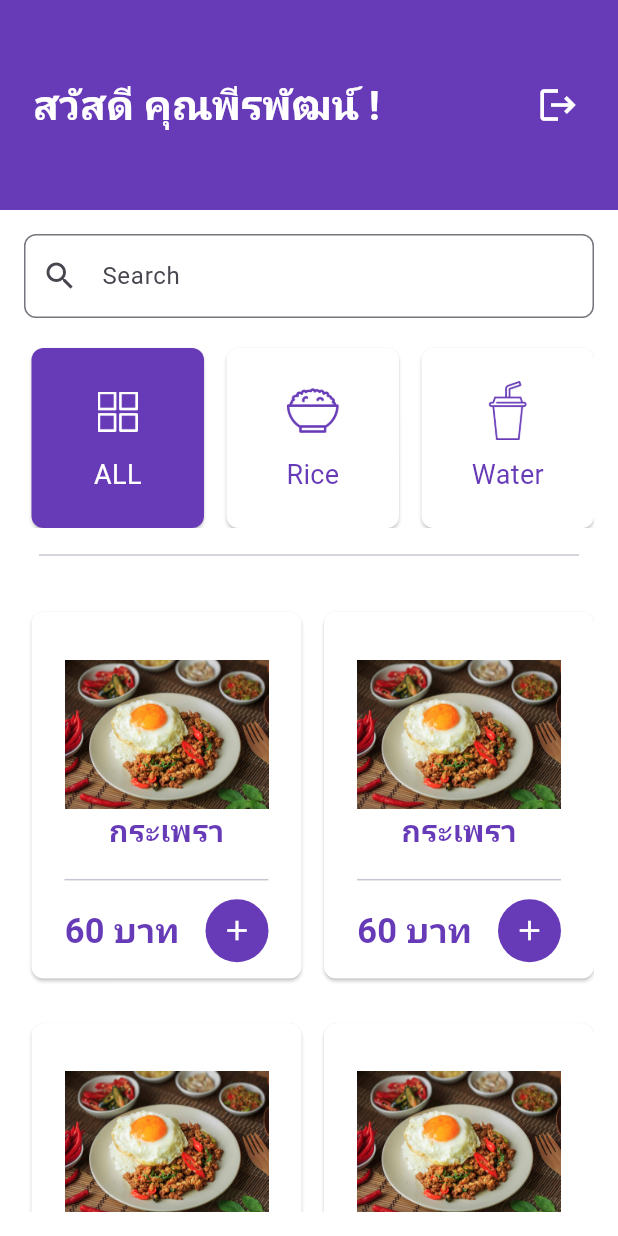
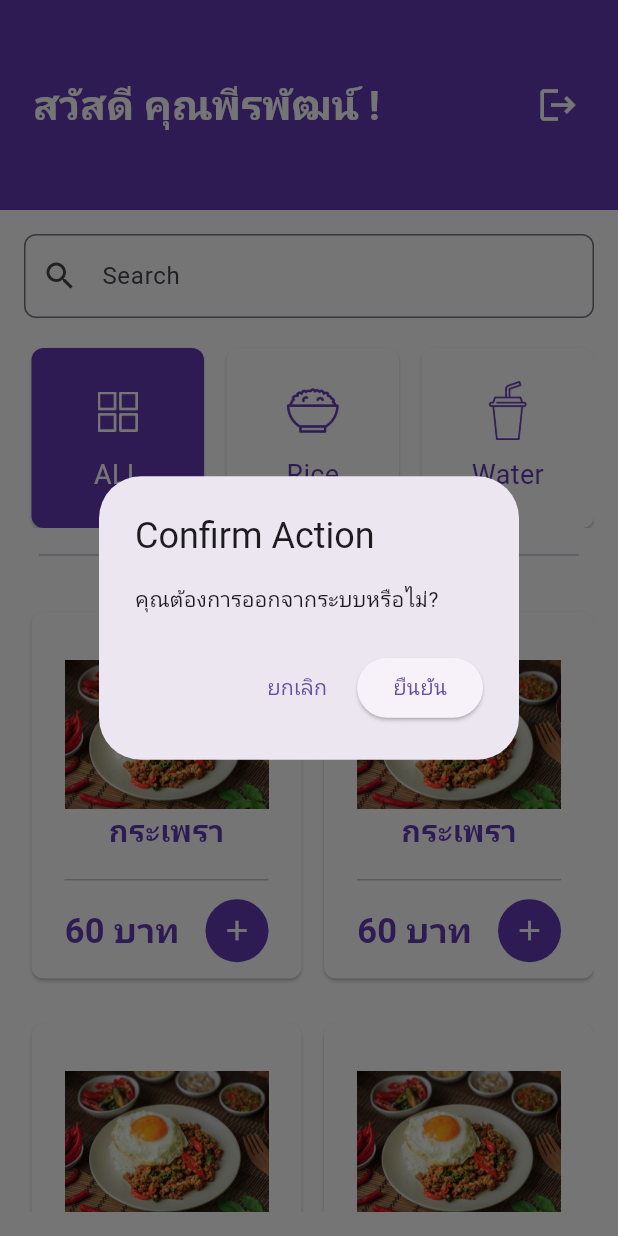
Before and after one commit to peerapattop/posmobile-flutter, a Flutter app: the Home screen opened directly, after a tap on the "logout" icon, on a phone screen of 412 x 824 dp. Run offline on Flutter 3.47's test engine with Material 3 defaults, Android fonts, the phone set to English and light mode, and no system bars; our stand-ins replace flutter_svg, iconsax.

Commit message:
update home page

```diff
--- a/lib/screens/Home/home_screen.dart
+++ b/lib/screens/Home/home_screen.dart
@@ -1,4 +1,5 @@
 import 'package:flutter/material.dart';
+import 'package:posmobile/screens/login_screen.dart';
 
 import '../../widgets/custom_alert.dart';
 import '../../widgets/custom_appbar.dart';
@@ -22,11 +23,20 @@ class _HomeState extends State<Home> {
         backgroundColor: Colors.deepPurple,
         toolbarHeight: 140,
         onIconPressed: () {
-          CustomAlert(
-            title: "ฟหก",
-            content: "asd",
-            onCancel: () {},
-            onConfirm: () {},
+          showDialog(
+            context: context,
+            builder: (BuildContext context) {
+              return CustomAlert(
+                title: 'Confirm Action',
+                content: 'คุณต้องการออกจากระบบหรือไม่?',
+                onConfirm: () {
+                  Navigator.of(context).pop();
+                },
+                onCancel: () {
+                  Navigator.of(context).pop();
+                },
+              );
+            },
           );
         },
       ),
--- a/lib/widgets/custom_alert.dart
+++ b/lib/widgets/custom_alert.dart
@@ -22,11 +22,11 @@ class CustomAlert extends StatelessWidget {
       actions: [
         TextButton(
           onPressed: onCancel,
-          child: const Text('Cancel'),
+          child: const Text('ยกเลิก'),
         ),
         ElevatedButton(
           onPressed: onConfirm,
-          child: const Text('Confirm'),
+          child: const Text('ยืนยัน'),
         ),
       ],
     );
--- a/lib/widgets/custom_bottom_navigation_bar.dart
+++ b/lib/widgets/custom_bottom_navigation_bar.dart
@@ -32,8 +32,8 @@ class CustomBottomNavigationBar extends StatelessWidget {
           label: "Report",
         ),
         NavigationDestination(
-          icon: Icon(Iconsax.user, color: currentIndex == 3 ? Colors.purple : Colors.grey),
-          label: "Profile",
+          icon: Icon(Iconsax.setting, color: currentIndex == 3 ? Colors.purple : Colors.grey),
+          label: "Setting",
         ),
       ],
     );
```
